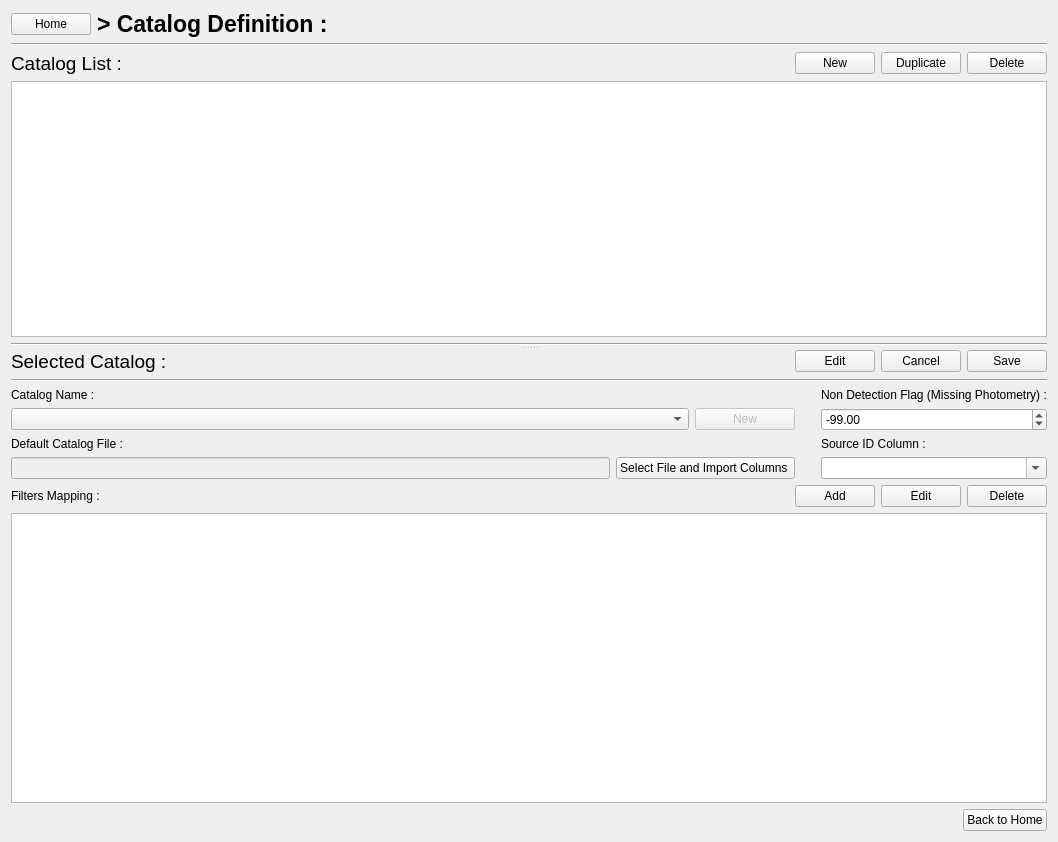
The window that PhzQtUI/auxdir/PhzQtUI/FormSurveyMapping.ui (astrorama/Phosphoros) describes before a commit, drawn with Qt 5.
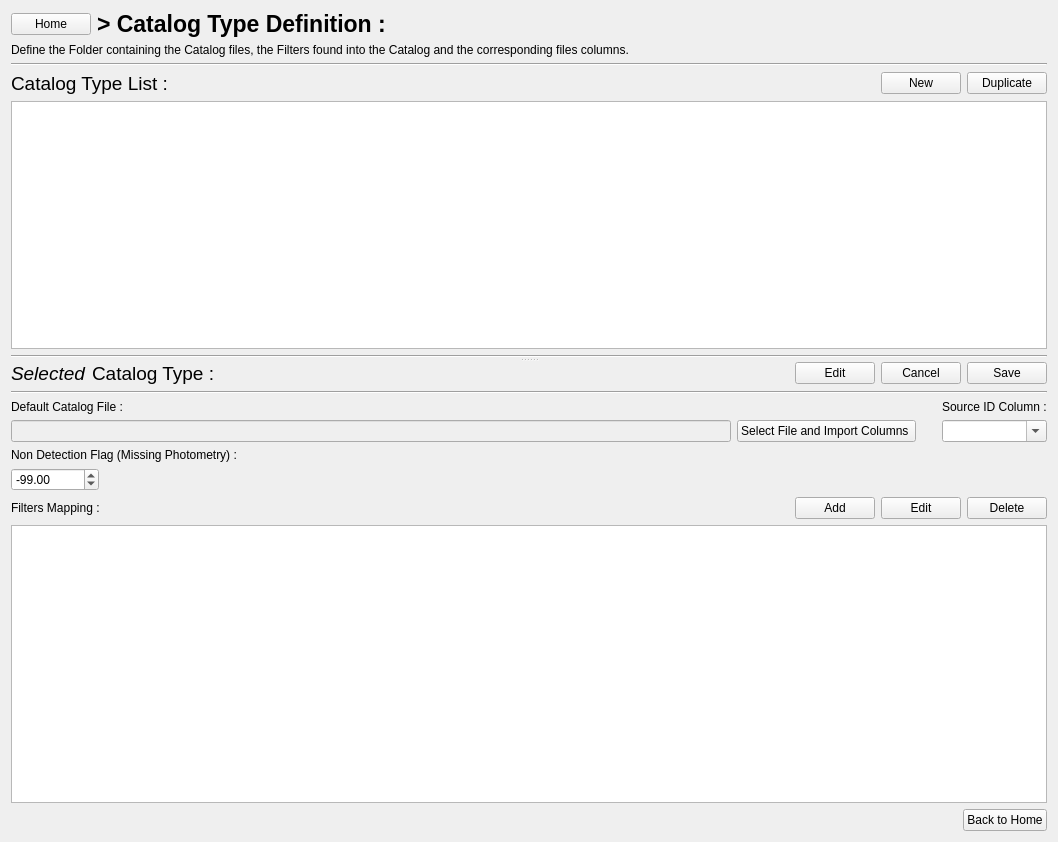
The same window after the commit.

Commit message: Bug fixing in the directory structure management and the Catalog Type Definition page [Redmine Issue #10579]

The edit to the form file:
```diff
--- a/PhzQtUI/auxdir/PhzQtUI/FormSurveyMapping.ui
+++ b/PhzQtUI/auxdir/PhzQtUI/FormSurveyMapping.ui
@@ -33,7 +33,7 @@
         </font>
        </property>
        <property name="text">
-        <string>&gt; Catalog Definition :</string>
+        <string>&gt; Catalog Type Definition :</string>
        </property>
       </widget>
      </item>
@@ -52,6 +52,18 @@
      </item>
     </layout>
    </item>
+   <item>
+    <widget class="QLabel" name="label_3">
+     <property name="font">
+      <font>
+       <pointsize>9</pointsize>
+      </font>
+     </property>
+     <property name="text">
+      <string>Define the Folder containing the Catalog files, the Filters found into the Catalog and the corresponding files columns.</string>
+     </property>
+    </widget>
+   </item>
    <item>
     <widget class="Line" name="line_6">
      <property name="orientation">
@@ -76,7 +88,7 @@
             </font>
            </property>
            <property name="text">
-            <string>Catalog List :</string>
+            <string>Catalog Type List :</string>
            </property>
           </widget>
          </item>
@@ -107,13 +119,6 @@
            </property>
           </widget>
          </item>
-         <item>
-          <widget class="QPushButton" name="btn_MapDelete">
-           <property name="text">
-            <string>Delete</string>
-           </property>
-          </widget>
-         </item>
         </layout>
        </item>
        <item>
@@ -151,6 +156,19 @@
       <layout class="QVBoxLayout" name="verticalLayout_2">
        <item>
         <layout class="QHBoxLayout" name="horizontalLayout_14">
+         <item>
+          <widget class="QLabel" name="lbl_catalog_name">
+           <property name="font">
+            <font>
+             <pointsize>14</pointsize>
+             <italic>true</italic>
+            </font>
+           </property>
+           <property name="text">
+            <string>Selected</string>
+           </property>
+          </widget>
+         </item>
          <item>
           <widget class="QLabel" name="label_15">
            <property name="font">
@@ -159,7 +177,7 @@
             </font>
            </property>
            <property name="text">
-            <string>Selected Catalog :</string>
+            <string>Catalog Type :</string>
            </property>
           </widget>
          </item>
@@ -215,6 +233,34 @@
        </item>
        <item>
         <layout class="QGridLayout" name="gridLayout_2">
+         <item row="2" column="0">
+          <widget class="QLabel" name="label_2">
+           <property name="text">
+            <string>Non Detection Flag (Missing Photometry) :</string>
+           </property>
+          </widget>
+         </item>
+         <item row="1" column="0">
+          <layout class="QHBoxLayout" name="horizontalLayout_3">
+           <item>
+            <widget class="QLineEdit" name="tb_df">
+             <property name="enabled">
+              <bool>false</bool>
+             </property>
+            </widget>
+           </item>
+           <item>
+            <widget class="QPushButton" name="btn_ImportColumn">
+             <property name="toolTip">
+              <string>Select a file to be used as default file for this catalog. The columns of the catalog will be used to populate the drop-down for the ID and the Filters columns.</string>
+             </property>
+             <property name="text">
+              <string>Select File and Import Columns </string>
+             </property>
+            </widget>
+           </item>
+          </layout>
+         </item>
          <item row="1" column="1">
           <spacer name="horizontalSpacer">
            <property name="orientation">
@@ -231,101 +277,60 @@
            </property>
           </spacer>
          </item>
-         <item row="0" column="2">
-          <widget class="QLabel" name="label_2">
-           <property name="text">
-            <string>Non Detection Flag (Missing Photometry) :</string>
-           </property>
-          </widget>
-         </item>
          <item row="1" column="2">
-          <widget class="QDoubleSpinBox" name="txt_nonDetection">
-           <property name="minimum">
-            <double>-10000000.000000000000000</double>
-           </property>
-           <property name="maximum">
-            <double>10000000.000000000000000</double>
-           </property>
-           <property name="value">
-            <double>-99.000000000000000</double>
-           </property>
-          </widget>
-         </item>
-         <item row="1" column="0">
-          <layout class="QHBoxLayout" name="horizontalLayout">
-           <item>
-            <layout class="QVBoxLayout" name="verticalLayout_4">
-             <item>
-              <widget class="QComboBox" name="cb_mapName"/>
-             </item>
-            </layout>
-           </item>
-           <item>
-            <widget class="QPushButton" name="btn_newCat">
-             <property name="enabled">
-              <bool>false</bool>
-             </property>
-             <property name="maximumSize">
-              <size>
-               <width>100</width>
-               <height>16777215</height>
-              </size>
-             </property>
-             <property name="text">
-              <string>New</string>
-             </property>
-            </widget>
-           </item>
-          </layout>
-         </item>
-         <item row="2" column="2">
-          <widget class="QLabel" name="label_18">
-           <property name="text">
-            <string>Source ID Column :</string>
-           </property>
-          </widget>
-         </item>
-         <item row="0" column="0">
-          <widget class="QLabel" name="label_17">
-           <property name="text">
-            <string>Catalog Name :</string>
-           </property>
-          </widget>
-         </item>
-         <item row="3" column="2">
           <widget class="QComboBox" name="cb_SourceId">
            <property name="editable">
             <bool>true</bool>
            </property>
           </widget>
          </item>
+         <item row="0" column="2">
+          <widget class="QLabel" name="label_18">
+           <property name="text">
+            <string>Source ID Column :</string>
+           </property>
+          </widget>
+         </item>
          <item row="3" column="0">
-          <layout class="QHBoxLayout" name="horizontalLayout_3">
+          <layout class="QHBoxLayout" name="horizontalLayout">
            <item>
-            <widget class="QLineEdit" name="tb_df">
-             <property name="enabled">
-              <bool>false</bool>
+            <widget class="QDoubleSpinBox" name="txt_nonDetection">
+             <property name="minimum">
+              <double>-10000000.000000000000000</double>
+             </property>
+             <property name="maximum">
+              <double>10000000.000000000000000</double>
+             </property>
+             <property name="value">
+              <double>-99.000000000000000</double>
              </property>
             </widget>
            </item>
            <item>
-            <widget class="QPushButton" name="btn_ImportColumn">
-             <property name="toolTip">
-              <string>Select a file to be used as default file for this catalog. The columns of the catalog will be used to populate the drop-down for the ID and the Filters columns.</string>
+            <spacer name="horizontalSpacer_3">
+             <property name="orientation">
+              <enum>Qt::Horizontal</enum>
              </property>
-             <property name="text">
-              <string>Select File and Import Columns </string>
+             <property name="sizeHint" stdset="0">
+              <size>
+               <width>40</width>
+               <height>20</height>
+              </size>
              </property>
-            </widget>
+            </spacer>
            </item>
           </layout>
          </item>
-         <item row="2" column="0">
-          <widget class="QLabel" name="label">
-           <property name="text">
-            <string>Default Catalog File :</string>
-           </property>
-          </widget>
+         <item row="0" column="0">
+          <layout class="QHBoxLayout" name="horizontalLayout_4">
+           <item>
+            <widget class="QLabel" name="label">
+             <property name="text">
+              <string>Default Catalog File : </string>
+             </property>
+            </widget>
+           </item>
+          </layout>
          </item>
         </layout>
        </item>
```
The commit also changes 11 other files.
